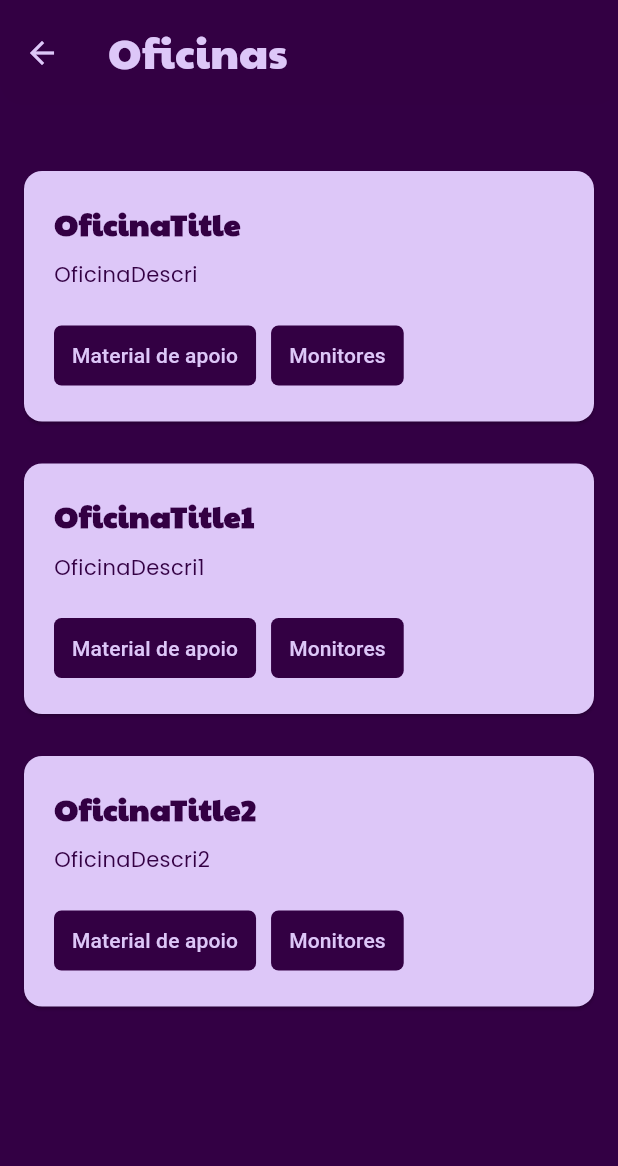
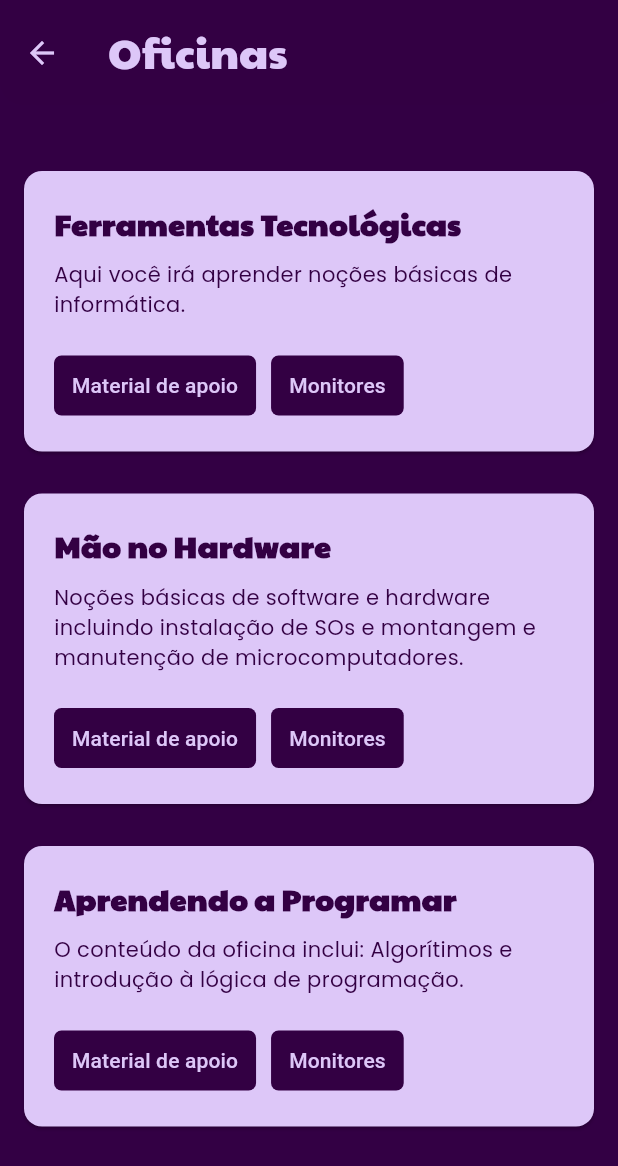
Before and after one commit to vnschneider/mermas_digitais_app, a Flutter app: the OficinasPage screen opened directly, on a phone screen of 412 x 824 dp. Shown: the top 1166 px of the screen. Run offline on Flutter 3.47's test engine with Material 2 defaults, Android fonts, the phone set to English and light mode, and no system bars; our stand-ins replace cloud_firestore, firebase_auth, firebase_core, firebase_storage, flutter_svg, iconsax and 2 more; accounts and stored records are empty; network calls fail.

Commit message:
edit_models

```diff
--- a/lib/src/menuPages/oficinas_page.dart
+++ b/lib/src/menuPages/oficinas_page.dart
@@ -70,12 +70,17 @@
                                 mainAxisAlignment: MainAxisAlignment.start,
                                 crossAxisAlignment: CrossAxisAlignment.start,
                                 children: [
-                                  Text(
-                                    oficinas[index].OficinaDescri,
-                                    style: const TextStyle(
-                                      color: Color.fromARGB(255, 51, 0, 67),
-                                      fontFamily: "Poppins",
-                                      fontSize: 14,
+                                  Expanded(
+                                    child: Text(
+                                      maxLines: 3,
+                                      textAlign: TextAlign.start,
+                                      overflow: TextOverflow.ellipsis,
+                                      oficinas[index].OficinaDescri,
+                                      style: const TextStyle(
+                                        color: Color.fromARGB(255, 51, 0, 67),
+                                        fontFamily: "Poppins",
+                                        fontSize: 14,
+                                      ),
                                     ),
                                   ),
                                 ],
--- a/lib/src/models/navbar/navbar.dart
+++ b/lib/src/models/navbar/navbar.dart
@@ -34,7 +34,7 @@
       bottomNavigationBar: Container(
         decoration: const BoxDecoration(
           borderRadius: BorderRadius.only(
-              topRight: Radius.circular(15), topLeft: Radius.circular(15)),
+              topRight: Radius.circular(8), topLeft: Radius.circular(8)),
           boxShadow: [
             BoxShadow(color: Colors.black38, spreadRadius: 0, blurRadius: 10),
           ],
@@ -45,7 +45,7 @@
             topRight: Radius.circular(30.0),
           ),
           child: BottomNavigationBar(
-            iconSize: 32,
+            iconSize: 38,
             selectedFontSize: 15,
             unselectedFontSize: 14,
             showSelectedLabels: false,
--- a/lib/src/models/oficina_model.dart
+++ b/lib/src/models/oficina_model.dart
@@ -14,18 +14,20 @@
 
 List<OficinaModel> oficinas = [
   OficinaModel(
-    OficinaTitle: 'OficinaTitle',
-    OficinaDescri: 'OficinaDescri',
+    OficinaTitle: 'Ferramentas Tecnológicas',
+    OficinaDescri: 'Aqui você irá aprender noções básicas de informática.',
     Oficinalink: 'OficinaLink',
   ),
   OficinaModel(
-    OficinaTitle: 'OficinaTitle1',
-    OficinaDescri: 'OficinaDescri1',
+    OficinaTitle: 'Mão no Hardware',
+    OficinaDescri:
+        'Noções básicas de software e hardware incluindo instalação de SOs e montangem e manutenção de microcomputadores.',
     Oficinalink: 'OficinaLink1',
   ),
   OficinaModel(
-    OficinaTitle: 'OficinaTitle2',
-    OficinaDescri: 'OficinaDescri2',
+    OficinaTitle: 'Aprendendo a Programar',
+    OficinaDescri:
+        'O conteúdo da oficina inclui: Algorítimos e introdução à lógica de programação.',
     Oficinalink: 'OficinaLink2',
   ),
 ];
```
Also changed, not shown: lib/src/menuPages/comunicados_page.dart (+11 -6 lines), lib/src/models/post_model.dart (+3 -30 lines).
